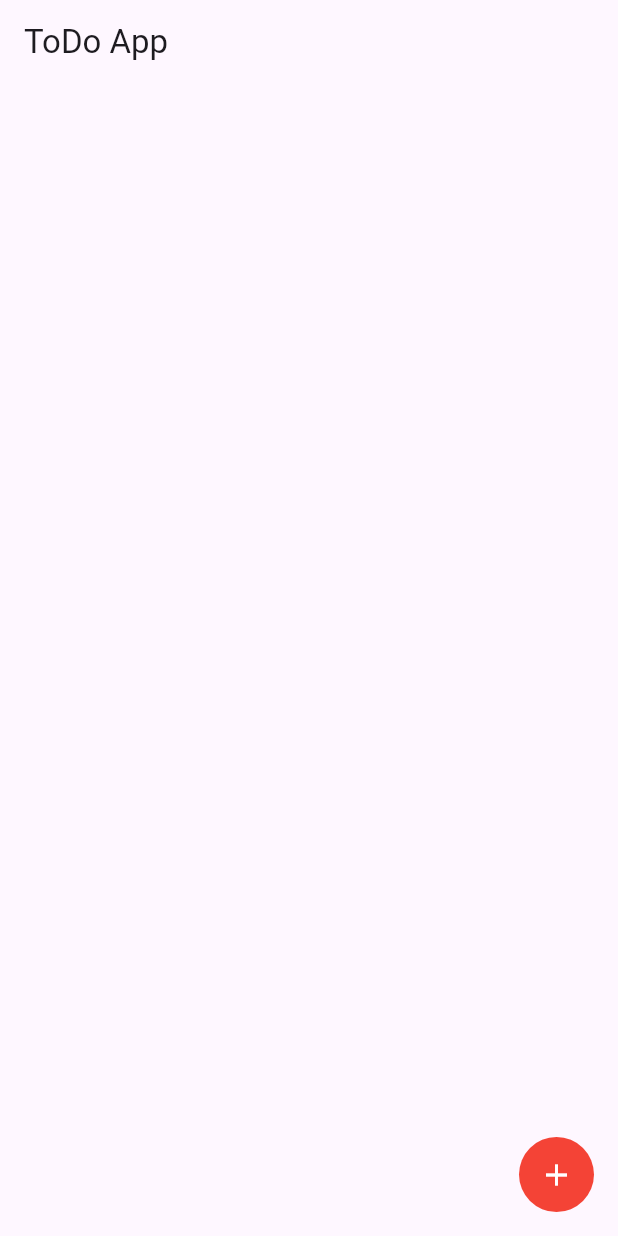
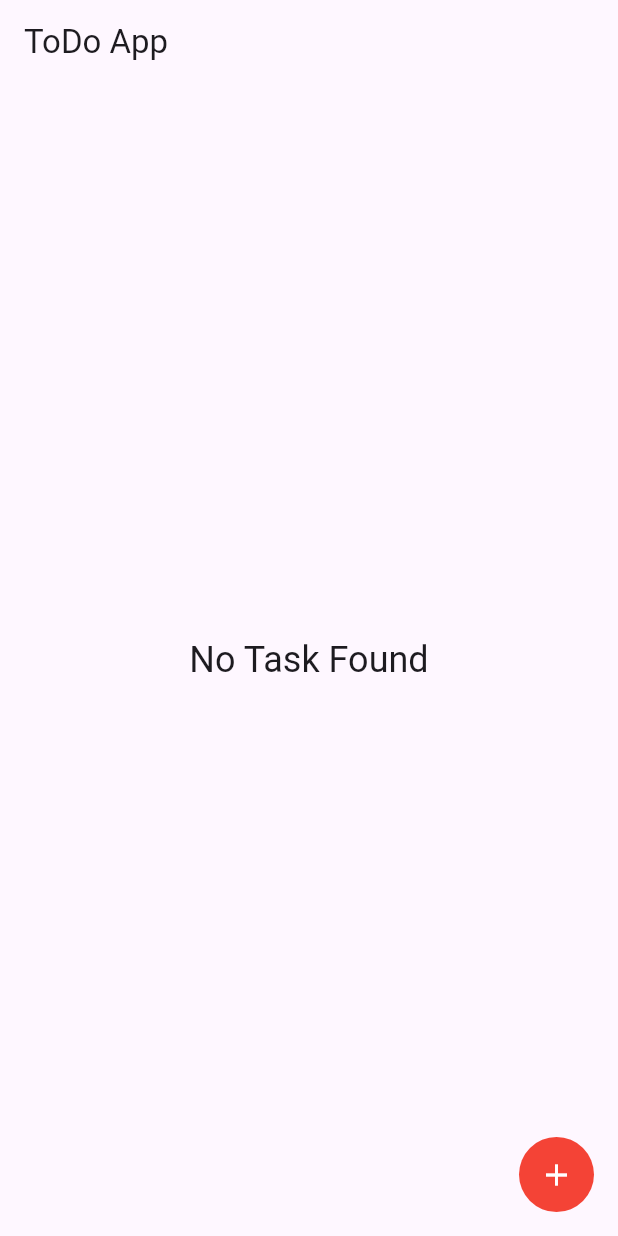
Before and after one commit to mainulislamfahim/getx_todo, a Flutter app: the screen it shows after launch, on a phone screen of 412 x 824 dp. Run offline on Flutter 3.47's test engine with Material 3 defaults, Android fonts, the phone set to English and light mode, and no system bars; our stand-ins replace get.

Commit message:
GetX ToDo

```diff
--- a/lib/app/modules/home/view/view.dart
+++ b/lib/app/modules/home/view/view.dart
@@ -2,6 +2,7 @@ import 'package:flutter/material.dart';
 import 'package:get/get_core/src/get_main.dart';
 import 'package:get/get_instance/get_instance.dart';
 import 'package:get/get_navigation/get_navigation.dart';
+import 'package:get/get_state_manager/src/rx_flutter/rx_obx_widget.dart';
 import 'package:getx_todo_app/app/modules/Task/views/TaskScreen.dart';
 import 'package:getx_todo_app/app/modules/home/controller/controller.dart';
 import 'package:getx_todo_app/app/modules/home/widgets/taskTitle.dart';
@@ -18,7 +19,7 @@ class HomePage extends StatelessWidget {
     return Scaffold(
       floatingActionButton: InkWell(
         onTap: () {
-          Get.to(() => const TodoScreen());
+          Get.to(() => TodoScreen());
         },
         child: Container(
           width: 50,
@@ -35,19 +36,31 @@ class HomePage extends StatelessWidget {
       ),
       appBar: AppBar(title: const Text("ToDo App")),
       body: SafeArea(
-        child: Padding(
-          // child: Text(
-          //   "No Task Found",
-          //   // ignore: deprecated_member_use
-          //   style: text.headline5,
-          // ) ,
+          child: Obx(
+        () => (taskController.taskList.isEmpty)
+            ? Center(
+                child: Text(
+                  "No Task Found",
+                  // ignore: deprecated_member_use
+                  style: text.headline5, textAlign: TextAlign.center,
+                ),
+              )
+            : Padding(
                 padding: const EdgeInsets.symmetric(horizontal: 10),
                 child: ListView.builder(
                   itemCount: taskController.taskList.length,
-            itemBuilder: (context, index) => TaskTile(size: size, text: text),
+                  itemBuilder: (context, index) => TaskTile(
+                    size: size,
+                    text: text,
+                    time: taskController.taskList[index].createTask,
+                    des: taskController.taskList[index].task,
+                    press: () {
+                      taskController.deleteTask(taskController.taskList[index]);
+                    },
                   ),
                 ),
               ),
+      )),
     );
   }
 }
```
Also changed, not shown: lib/app/modules/home/controller/controller.dart (+21 -3 lines), lib/app/modules/home/widgets/taskTitle.dart (+14 -12 lines). Lines whose indentation alone changed are shown as unchanged.
